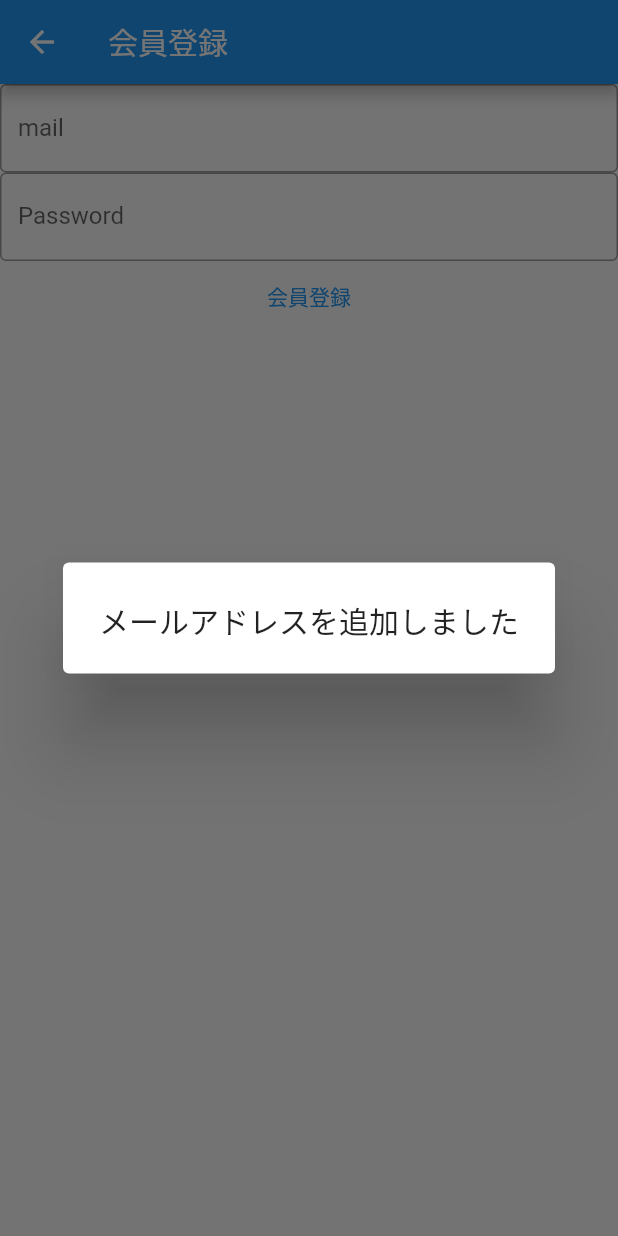
After one commit to toshi8/practice, a Flutter app: the SignupPage screen opened directly, after a tap on "会員登録", on a phone screen of 412 x 824 dp. The commit adds this screen. Run offline on Flutter 3.47's test engine with Material 2 defaults, Android fonts, the phone set to English and light mode, and no system bars; our stand-ins replace cloud_firestore, firebase_auth, firebase_core; accounts and stored records are empty.

Commit message:
user login sigin!

```diff
--- /dev/null
+++ b/lib/presentation/login/login_model.dart
@@ -0,0 +1,24 @@
+import 'package:firebase_auth/firebase_auth.dart';
+import 'package:flutter/material.dart';
+
+class LoginModel extends ChangeNotifier {
+  String mail = '';
+  String password = '';
+
+  FirebaseAuth auth = FirebaseAuth.instance;
+
+  Future login() async {
+    if (mail.isEmpty) {
+      throw ('メールアドレスを入力してください');
+    }
+    if (password.isEmpty) {
+      throw ('パスワードを入力してください');
+    }
+    UserCredential userCredential =
+        await FirebaseAuth.instance.signInWithEmailAndPassword(
+      email: mail,
+      password: password,
+    );
+    print(userCredential.user);
+  }
+}
--- /dev/null
+++ b/lib/presentation/signup/signup_model.dart
@@ -0,0 +1,31 @@
+import 'package:cloud_firestore/cloud_firestore.dart';
+import 'package:firebase_auth/firebase_auth.dart';
+import 'package:flutter/material.dart';
+
+class SignupModel extends ChangeNotifier {
+  String mail = '';
+  String password = '';
+
+  FirebaseAuth auth = FirebaseAuth.instance;
+
+  Future signup() async {
+    if (mail.isEmpty) {
+      throw ('メールアドレスを入力してください');
+    }
+    if (password.isEmpty) {
+      throw ('パスワードを入力してください');
+    }
+    UserCredential userCredential =
+        await FirebaseAuth.instance.createUserWithEmailAndPassword(
+      email: mail,
+      password: password,
+    );
+    await FirebaseFirestore.instance.collection('user').add(
+      {
+        'mail': mail,
+        'password': password,
+        'updateAt': DateTime.now(),
+      },
+    );
+  }
+}
--- /dev/null
+++ b/lib/presentation/signup/signup_page.dart
@@ -0,0 +1,87 @@
+import 'package:flutter/material.dart';
+import 'package:practice/presentation/signup/signup_model.dart';
+import 'package:provider/provider.dart';
+
+class SignupPage extends StatelessWidget {
+  final GlobalKey<FormState> _formKey = GlobalKey<FormState>();
+
+  final emailInputController = new TextEditingController();
+  final passwordInputController = new TextEditingController();
+
+  @override
+  Widget build(BuildContext context) {
+    return ChangeNotifierProvider<SignupModel>(
+      create: (context) => SignupModel(),
+      child: Scaffold(
+        appBar: AppBar(
+          title: Text('会員登録'),
+        ),
+        body: Consumer<SignupModel>(
+          builder: (context, model, child) {
+            return Column(
+              children: [
+                TextField(
+                  controller: emailInputController,
+                  decoration: InputDecoration(
+                    border: OutlineInputBorder(),
+                    labelText: 'mail',
+                  ),
+                  onChanged: (text) {
+                    model.mail = text;
+                  },
+                ),
+                TextField(
+                  controller: passwordInputController,
+                  obscureText: true,
+                  // validator: (String value) {
+                  //   if (value.isEmpty) {
+                  //     return 'Please enter some text';
+                  //   }
+                  //   return null;
+                  // },
+                  decoration: InputDecoration(
+                    border: OutlineInputBorder(),
+                    labelText: 'Password',
+                  ),
+                  onChanged: (text) {
+                    model.password = text;
+                  },
+                ),
+                Container(
+                  alignment: Alignment.center,
+                  child: TextButton(
+                    child: Text('会員登録'),
+                    // icon: Icons.person_add,
+                    // backgroundColor: Colors.blueGrey,
+                    onPressed: () async {
+                      print('click');
+                      // if (_formKey.currentState!.validate()) {
+                      //   // await _register();
+                      // }
+                      try {
+                        model.signup();
+                        await showDialog(
+                          context: context,
+                          builder: (BuildContext context) => AlertDialog(
+                            title: Text('メールアドレスを追加しました'),
+                          ),
+                        );
+                      } catch (e) {
+                        await showDialog(
+                          context: context,
+                          builder: (BuildContext context) => AlertDialog(
+                            title: Text(e.toString()),
+                          ),
+                        );
+                      }
+                    },
+                  ),
+                ),
+              ],
+            );
+          },
+        ),
+      ),
+    );
+  }
+}
--- a/pubspec.yaml
+++ b/pubspec.yaml
@@ -15,6 +15,7 @@ dependencies:
   provider: ^5.0.0
   firebase_core: ^1.2.0
   cloud_firestore: ^2.2.0
+  firebase_auth: ^1.3.0
 
 dev_dependencies:
   flutter_test:
```
Also changed, not shown: lib/presentation/login/login_page.dart (added, +88 -0 lines), lib/presentation/main/main.dart (+20 -0 lines), pubspec.lock.
